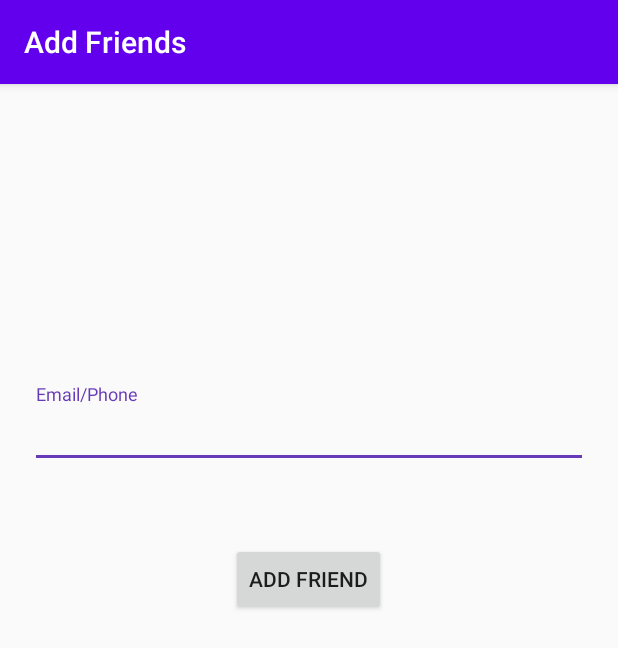
After one commit to nisiddharth/RiseUp, an Android app: the AddFriendsActivity screen opened directly, with no data from a screen before it, on a phone screen of 412 x 824 dp. The commit adds this screen. Shown: the top 648 px of the screen. Run offline under Robolectric (Android 15) with nearby library versions, the phone set to English and light mode, and no system bars; network calls fail.

Commit message:
Added friends related activities and fragments

```diff
--- a/Android/app/src/main/AndroidManifest.xml
+++ b/Android/app/src/main/AndroidManifest.xml
@@ -17,8 +17,10 @@
         android:supportsRtl="true"
         android:theme="@style/AppTheme"
         android:usesCleartextTraffic="true">
-        <activity android:name=".activity.AddActivity"></activity>
+        <activity android:name=".friends.ProfileActivity"></activity>
+        <activity android:name=".friends.AddFriendsActivity" />
         <activity android:name=".books.DetailsActivity" />
+        <activity android:name=".activity.AddActivity" />
         <activity android:name=".books.BookActivity" />
         <activity android:name=".RegisterActivity" />
         <activity android:name=".SymptomsActivity" />
--- a/Android/app/src/main/java/com/npdevs/riseup/FrontActivity.java
+++ b/Android/app/src/main/java/com/npdevs/riseup/FrontActivity.java
@@ -34,6 +34,7 @@ public class FrontActivity extends AppCompatActivity {
 
         getExternalFilesDir(Environment.DIRECTORY_PICTURES);
         tabLayout = findViewById(R.id.tablayout1);
+        tabLayout.setElevation(16.0f);
         tabItem1 = findViewById(R.id.tab1);
         tabItem2 = findViewById(R.id.tab2);
         tabItem3 = findViewById(R.id.tab3);
--- /dev/null
+++ b/Android/app/src/main/java/com/npdevs/riseup/friends/AddFriendsActivity.java
@@ -0,0 +1,26 @@
+package com.npdevs.riseup.friends;
+
+import androidx.appcompat.app.ActionBar;
+import androidx.appcompat.app.AppCompatActivity;
+import androidx.recyclerview.widget.RecyclerView;
+
+import android.os.Bundle;
+
+import com.npdevs.riseup.R;
+
+import java.util.ArrayList;
+import java.util.List;
+
+public class AddFriendsActivity extends AppCompatActivity {
+
+    @Override
+    protected void onCreate(Bundle savedInstanceState) {
+        super.onCreate(savedInstanceState);
+        setContentView(R.layout.activity_add_friends);
+        ActionBar actionBar = getSupportActionBar();
+        actionBar.setTitle("Add Friends");
+
+        ArrayList<String> family = new ArrayList<>();
+
+    }
+}
--- /dev/null
+++ b/Android/app/src/main/res/layout/activity_add_friends.xml
@@ -0,0 +1,31 @@
+<?xml version="1.0" encoding="utf-8"?>
+<RelativeLayout xmlns:android="http://schemas.android.com/apk/res/android"
+    xmlns:tools="http://schemas.android.com/tools"
+    android:layout_width="match_parent"
+    android:layout_height="match_parent"
+    tools:context=".friends.AddFriendsActivity">
+
+    <com.google.android.material.textfield.TextInputLayout
+        android:layout_width="match_parent"
+        android:layout_marginHorizontal="20dp"
+        android:layout_marginTop="200dp"
+        android:layout_height="wrap_content"
+        android:id="@+id/layoutemail"
+        android:layout_marginBottom="50dp"
+        android:hint="Email/Phone" >
+        <com.google.android.material.textfield.TextInputEditText
+            android:layout_width="match_parent"
+            android:layout_height="wrap_content"
+            android:id="@+id/textemailphone"
+            android:inputType="textEmailAddress" />
+    </com.google.android.material.textfield.TextInputLayout>
+
+    <Button
+        android:layout_width="wrap_content"
+        android:layout_height="wrap_content"
+        android:layout_centerHorizontal="true"
+        android:id="@+id/addFriend"
+        android:layout_below="@id/layoutemail"
+        android:text="Add friend"/>
+
+</RelativeLayout>
```
Also changed, not shown: Android/app/src/main/java/com/npdevs/riseup/SettingsActivity.java (+10 -5 lines), Android/app/src/main/java/com/npdevs/riseup/friends/ProfileActivity.java (added, +16 -0 lines), Android/app/src/main/java/com/npdevs/riseup/tabs/FriendsFragment.java (+117 -4 lines), Android/app/src/main/res/drawable/ic_baseline_person_add_24.xml (added, +10 -0 lines), Android/app/src/main/res/layout/activity_profile.xml (added, +9 -0 lines), Android/app/src/main/res/layout/fragment_friends.xml (+17 -10 lines), Android/app/src/main/res/layout/item_main_feature.xml (added, +37 -0 lines), Android/app/src/main/res/layout/item_main_feature1.xml (added, +54 -0 lines).
